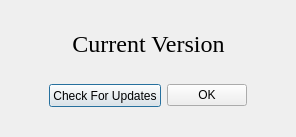
haiwen/seafile-client, file ui/about-dialog.ui: the form before one commit.
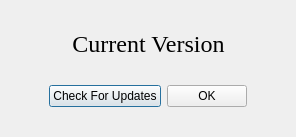
The form after the commit.

Commit message: Fixed the fonts size in HDPI mode.

The edit to the form file:
```diff
--- a/ui/about-dialog.ui
+++ b/ui/about-dialog.ui
@@ -122,20 +122,8 @@
        </property>
       </spacer>
      </item>
-     <item alignment="Qt::AlignHCenter">
+     <item>
       <widget class="QPushButton" name="mCheckUpdateBtn">
-       <property name="sizePolicy">
-        <sizepolicy hsizetype="Minimum" vsizetype="Fixed">
-         <horstretch>0</horstretch>
-         <verstretch>0</verstretch>
-        </sizepolicy>
-       </property>
-       <property name="minimumSize">
-        <size>
-         <width>92</width>
-         <height>23</height>
-        </size>
-       </property>
        <property name="text">
         <string>Check For Updates</string>
        </property>
```
The commit also changes 2 other files.
